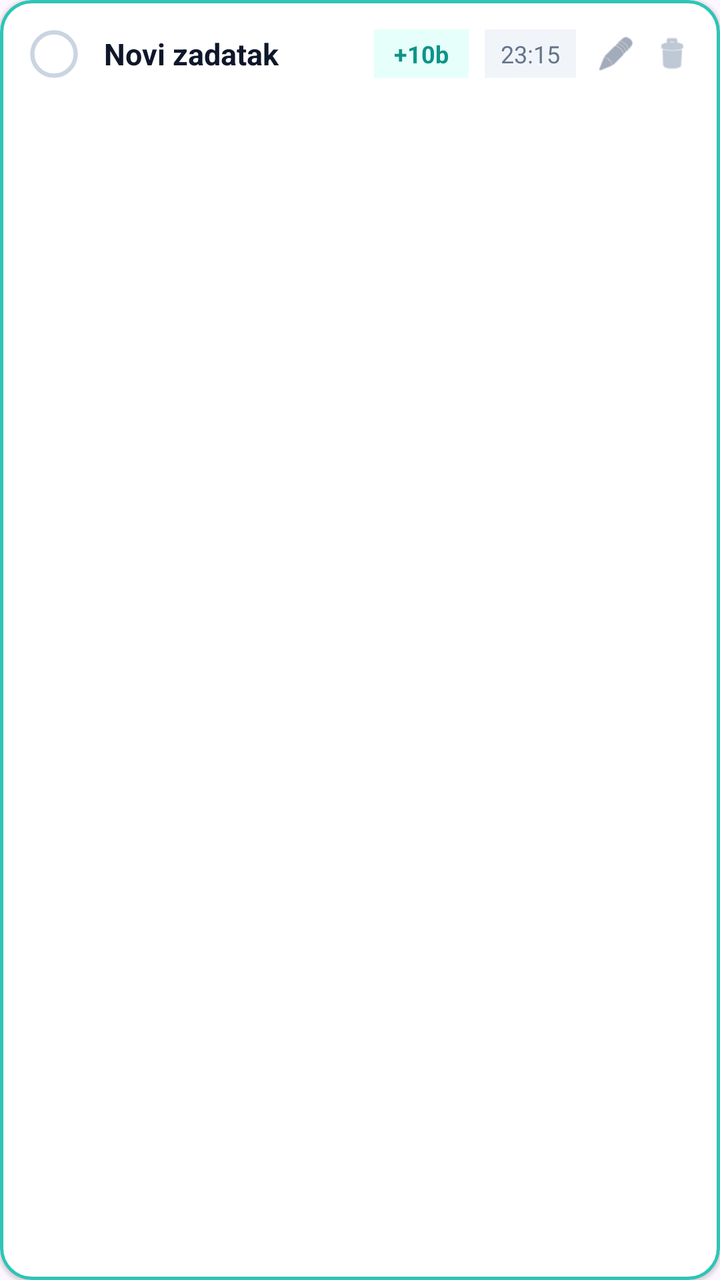
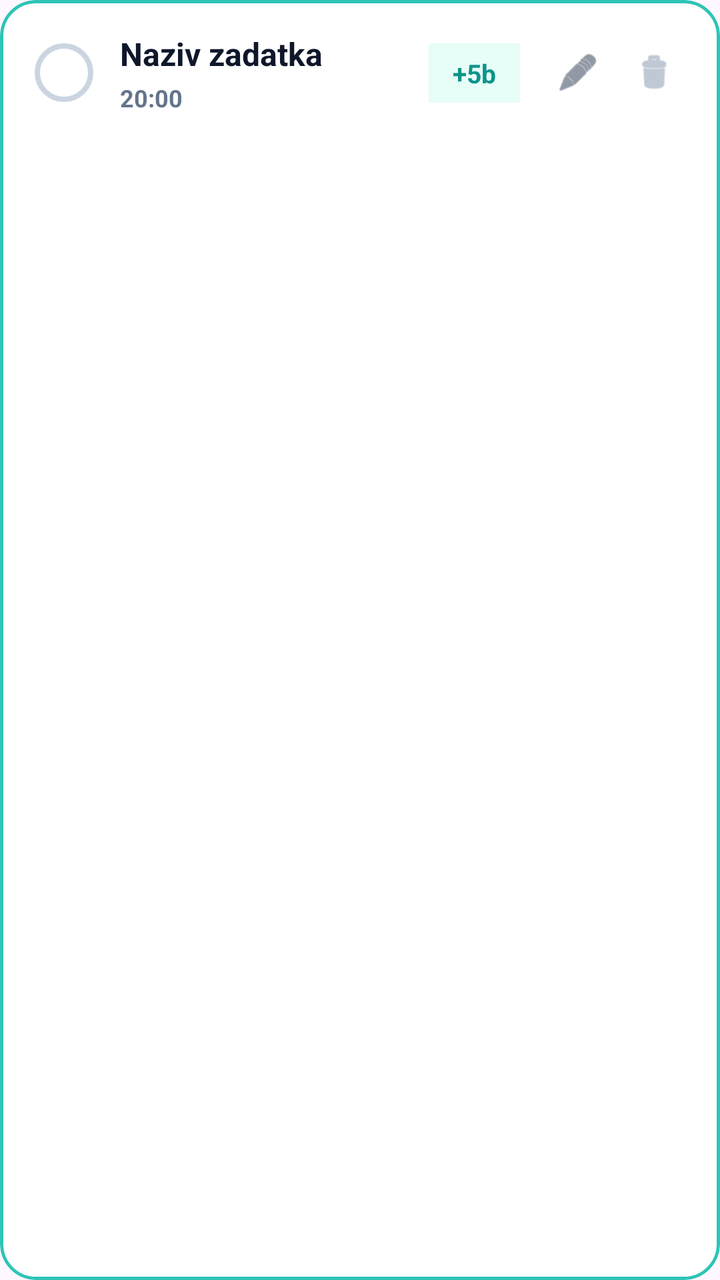

An Android layout rendered at two revisions. The XML below is the earlier revision; the diff shows what the commit changed to produce the second picture.
<!-- AndroidManifest.xml: application theme Theme.ChoreHero -->
<!-- res/layout/item_task.xml -->
<?xml version="1.0" encoding="utf-8"?>
<com.google.android.material.card.MaterialCardView xmlns:android="http://schemas.android.com/apk/res/android"
    xmlns:app="http://schemas.android.com/apk/res-auto"
    android:id="@+id/cardTask"
    android:layout_width="match_parent"
    android:layout_height="wrap_content"
    android:layout_marginStart="2dp"
    android:layout_marginTop="5dp"
    android:layout_marginEnd="2dp"
    android:layout_marginBottom="7dp"
    app:cardBackgroundColor="#FFFFFF"
    app:cardCornerRadius="16dp"
    app:cardElevation="1dp"
    app:strokeColor="#2EC4B6"
    app:strokeWidth="1.5dp">

    <LinearLayout
        android:id="@+id/layoutTask"
        android:layout_width="match_parent"
        android:layout_height="wrap_content"
        android:gravity="center_vertical"
        android:orientation="horizontal"
        android:padding="14dp">

        <ImageView
            android:id="@+id/btnCheckTask"
            android:layout_width="26dp"
            android:layout_height="26dp"
            android:layout_marginEnd="12dp"
            android:contentDescription="Check"
            android:src="@drawable/ic_checkbox_off" />

        <TextView
            android:id="@+id/tvTaskTitle"
            android:layout_width="0dp"
            android:layout_height="wrap_content"
            android:layout_weight="1"
            android:text="Novi zadatak"
            android:textColor="#0F172A"
            android:textSize="15sp"
            android:textStyle="bold" />

        <TextView
            android:id="@+id/tvTaskPoints"
            android:layout_width="wrap_content"
            android:layout_height="wrap_content"
            android:layout_marginEnd="8dp"
            android:background="#E6FFFA"
            android:paddingStart="10dp"
            android:paddingTop="4dp"
            android:paddingEnd="10dp"
            android:paddingBottom="4dp"
            android:text="+10b"
            android:textColor="#0D9488"
            android:textSize="12sp"
            android:textStyle="bold" />

        <TextView
            android:id="@+id/tvTaskTime"
            android:layout_width="wrap_content"
            android:layout_height="wrap_content"
            android:layout_marginEnd="10dp"
            android:background="#F1F5F9"
            android:paddingStart="8dp"
            android:paddingTop="4dp"
            android:paddingEnd="8dp"
            android:paddingBottom="4dp"
            android:text="23:15"
            android:textColor="#64748B"
            android:textSize="12sp" />

        
        <ImageView
            android:id="@+id/btnEditTask"
            android:layout_width="20dp"
            android:layout_height="20dp"
            android:layout_marginEnd="8dp"
            android:contentDescription="Uredi"
            android:src="@android:drawable/ic_menu_edit"
            app:tint="#64748B" />

        
        <ImageView
            android:id="@+id/btnDeleteTask"
            android:layout_width="20dp"
            android:layout_height="20dp"
            android:contentDescription="Obriši"
            android:src="@android:drawable/ic_menu_delete"
            app:tint="#94A3B8" />

    </LinearLayout>
</com.google.android.material.card.MaterialCardView>
<!-- resources referenced by this layout -->
<resources>
  <!-- drawable ic_checkbox_off (drawable) -->
  <?xml version="1.0" encoding="utf-8"?>
  <vector xmlns:android="http://schemas.android.com/apk/res/android"
      android:width="24dp"
      android:height="24dp"
      android:viewportWidth="24"
      android:viewportHeight="24">
      <path
          android:strokeColor="#CBD5E1"
          android:strokeWidth="2"
          android:pathData="M12,2A10,10 0,1 0,22,12 10,10 0,0 0,12,2Z" />
  </vector>
  <style name="Theme.ChoreHero" parent="Base.Theme.ChoreHero" />
  <style name="Base.Theme.ChoreHero" parent="Theme.Material3.DayNight.NoActionBar">
          
          
      </style>
</resources>

<!-- the commit's change to res/layout/item_task.xml (unified diff, before → after) -->
@@ -1,90 +1,98 @@
 <?xml version="1.0" encoding="utf-8"?>
 <com.google.android.material.card.MaterialCardView xmlns:android="http://schemas.android.com/apk/res/android"
     xmlns:app="http://schemas.android.com/apk/res-auto"
-    android:id="@+id/cardTask"
+    android:id="@+id/cardViewContainer"
     android:layout_width="match_parent"
     android:layout_height="wrap_content"
-    android:layout_marginStart="2dp"
-    android:layout_marginTop="5dp"
-    android:layout_marginEnd="2dp"
-    android:layout_marginBottom="7dp"
+    android:layout_marginStart="4dp"
+    android:layout_marginEnd="4dp"
+    android:layout_marginBottom="14dp"
     app:cardBackgroundColor="#FFFFFF"
-    app:cardCornerRadius="16dp"
-    app:cardElevation="1dp"
+    app:cardCornerRadius="18dp"
+    app:cardElevation="3dp"
     app:strokeColor="#2EC4B6"
     app:strokeWidth="1.5dp">
 
     <LinearLayout
-        android:id="@+id/layoutTask"
         android:layout_width="match_parent"
         android:layout_height="wrap_content"
         android:gravity="center_vertical"
         android:orientation="horizontal"
-        android:padding="14dp">
+        android:padding="16dp">
 
+        
         <ImageView
-            android:id="@+id/btnCheckTask"
-            android:layout_width="26dp"
-            android:layout_height="26dp"
+            android:id="@+id/ivCheck"
+            android:layout_width="32dp"
+            android:layout_height="32dp"
             android:layout_marginEnd="12dp"
-            android:contentDescription="Check"
+            android:contentDescription="Status zadatka"
             android:src="@drawable/ic_checkbox_off" />
 
-        <TextView
-            android:id="@+id/tvTaskTitle"
+        
+        <LinearLayout
             android:layout_width="0dp"
             android:layout_height="wrap_content"
             android:layout_weight="1"
-            android:text="Novi zadatak"
-            android:textColor="#0F172A"
-            android:textSize="15sp"
-            android:textStyle="bold" />
+            android:orientation="vertical">
 
+            <TextView
+                android:id="@+id/tvTitle"
+                android:layout_width="match_parent"
+                android:layout_height="wrap_content"
+                android:text="Naziv zadatka"
+                android:textColor="#0F172A"
+                android:textSize="16sp"
+                android:textStyle="bold" />
+
+            <TextView
+                android:id="@+id/tvTime"
+                android:layout_width="match_parent"
+                android:layout_height="wrap_content"
+                android:layout_marginTop="3dp"
+                android:text="20:00"
+                android:textColor="#64748B"
+                android:textSize="12sp"
+                android:textStyle="bold" />
+        </LinearLayout>
+
+        
         <TextView
-            android:id="@+id/tvTaskPoints"
+            android:id="@+id/tvPoints"
             android:layout_width="wrap_content"
             android:layout_height="wrap_content"
-            android:layout_marginEnd="8dp"
-            android:background="#E6FFFA"
-            android:paddingStart="10dp"
-            android:paddingTop="4dp"
-            android:paddingEnd="10dp"
-            android:paddingBottom="4dp"
-            android:text="+10b"
+            android:layout_marginStart="8dp"
+            android:layout_marginEnd="12dp"
+            android:background="#E6FDF8"
+            android:paddingStart="12dp"
+            android:paddingTop="6dp"
+            android:paddingEnd="12dp"
+            android:paddingBottom="6dp"
+            android:text="+5b"
             android:textColor="#0D9488"
-            android:textSize="12sp"
+            android:textSize="13sp"
             android:textStyle="bold" />
-
-        <TextView
-            android:id="@+id/tvTaskTime"
-            android:layout_width="wrap_content"
-            android:layout_height="wrap_content"
-            android:layout_marginEnd="10dp"
-            android:background="#F1F5F9"
-            android:paddingStart="8dp"
-            android:paddingTop="4dp"
-            android:paddingEnd="8dp"
-            android:paddingBottom="4dp"
-            android:text="23:15"
-            android:textColor="#64748B"
-            android:textSize="12sp" />
 
         
         <ImageView
-            android:id="@+id/btnEditTask"
-            android:layout_width="20dp"
-            android:layout_height="20dp"
-            android:layout_marginEnd="8dp"
-            android:contentDescription="Uredi"
+            android:id="@+id/btnEdit"
+            android:layout_width="34dp"
+            android:layout_height="34dp"
+            android:layout_marginEnd="4dp"
+            android:background="?attr/selectableItemBackgroundBorderless"
+            android:contentDescription="Izmijeni"
+            android:padding="6dp"
             android:src="@android:drawable/ic_menu_edit"
-            app:tint="#64748B" />
+            app:tint="#475569" />
 
         
         <ImageView
-            android:id="@+id/btnDeleteTask"
-            android:layout_width="20dp"
-            android:layout_height="20dp"
+            android:id="@+id/btnDelete"
+            android:layout_width="34dp"
+            android:layout_height="34dp"
+            android:background="?attr/selectableItemBackgroundBorderless"
             android:contentDescription="Obriši"
+            android:padding="6dp"
             android:src="@android:drawable/ic_menu_delete"
             app:tint="#94A3B8" />
 
